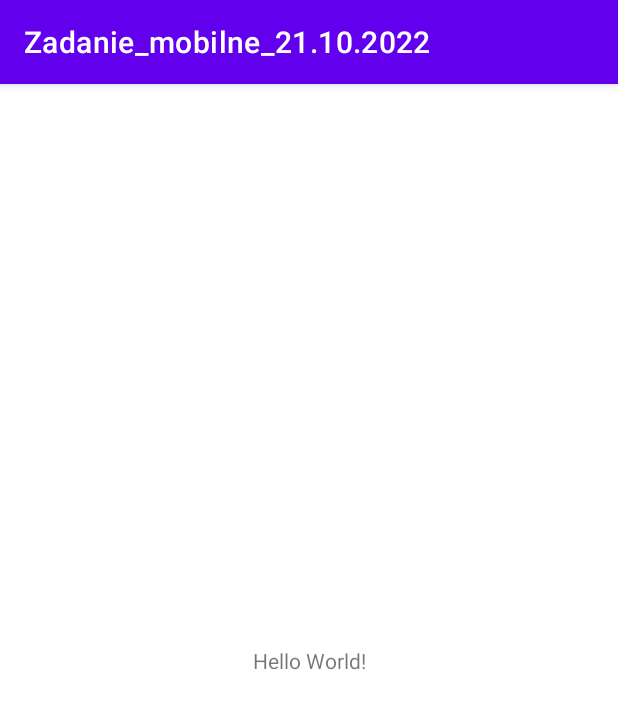
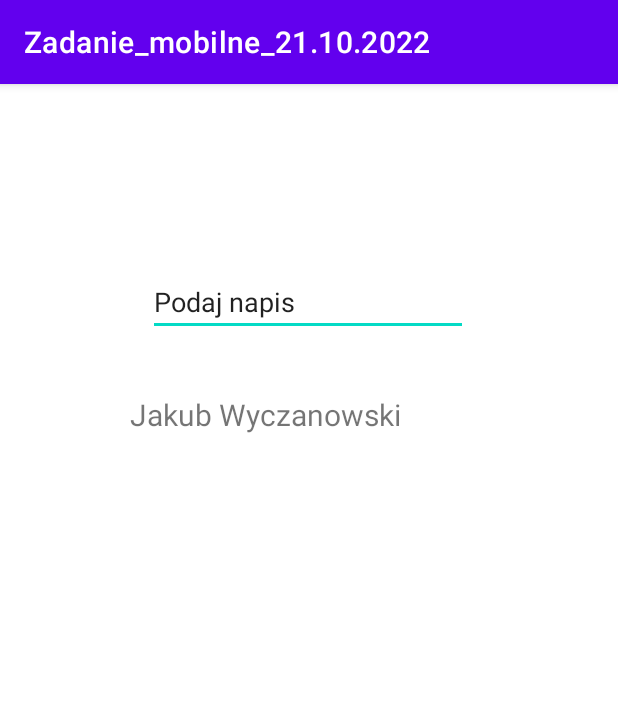
Before and after one commit to Kakaoss/Zadanie_mobilne_21.10.2022, an Android app: the screen it shows after launch (MainActivity), on a phone screen of 412 x 824 dp. Shown: the top 709 px of the screen. Run offline under Robolectric (Android 15) with nearby library versions, the light colour scheme and no system bars.

Commit message:
dodanie pol napisu

```diff
--- a/app/src/main/res/layout/activity_main.xml
+++ b/app/src/main/res/layout/activity_main.xml
@@ -7,12 +7,30 @@
     tools:context=".MainActivity">
 
     <TextView
+        android:id="@+id/imie_nazwisko"
+        android:layout_width="238dp"
+        android:layout_height="67dp"
+        android:text="Jakub Wyczanowski"
+        android:textSize="20sp"
+        app:layout_constraintBottom_toBottomOf="parent"
+        app:layout_constraintEnd_toEndOf="parent"
+        app:layout_constraintHorizontal_bias="0.497"
+        app:layout_constraintStart_toStartOf="parent"
+        app:layout_constraintTop_toTopOf="parent"
+        app:layout_constraintVertical_bias="0.295" />
+
+    <EditText
+        android:id="@+id/wprowadzanie"
         android:layout_width="wrap_content"
         android:layout_height="wrap_content"
-        android:text="Hello World!"
+        android:ems="10"
+        android:inputType="textPersonName"
+        android:text="Podaj napis"
         app:layout_constraintBottom_toBottomOf="parent"
         app:layout_constraintEnd_toEndOf="parent"
+        app:layout_constraintHorizontal_bias="0.497"
         app:layout_constraintStart_toStartOf="parent"
-        app:layout_constraintTop_toTopOf="parent" />
+        app:layout_constraintTop_toTopOf="parent"
+        app:layout_constraintVertical_bias="0.17" />
 
 </androidx.constraintlayout.widget.ConstraintLayout>
```
